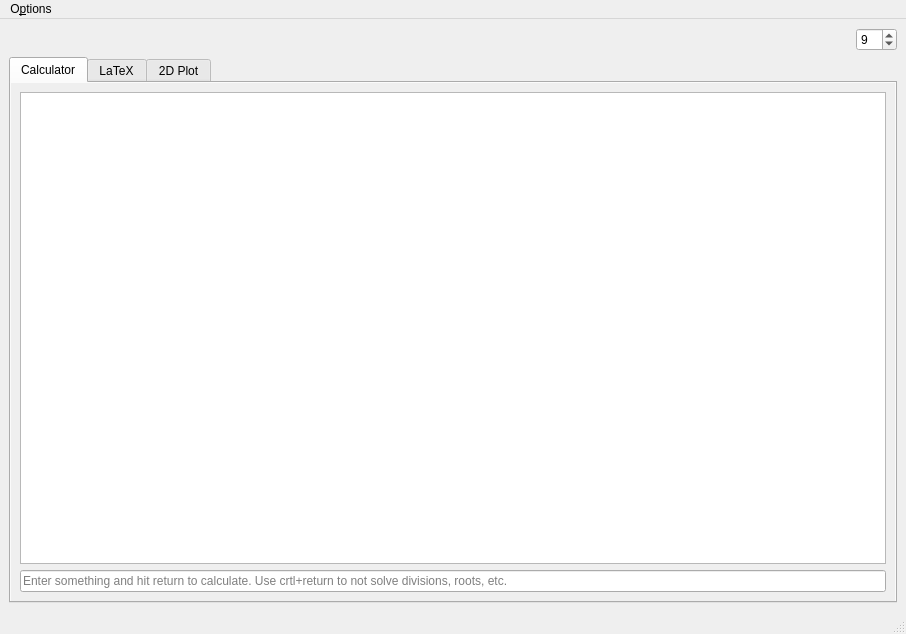
AstusRush/AMaDiA, file AMaDiAUI.ui: the form before one commit.
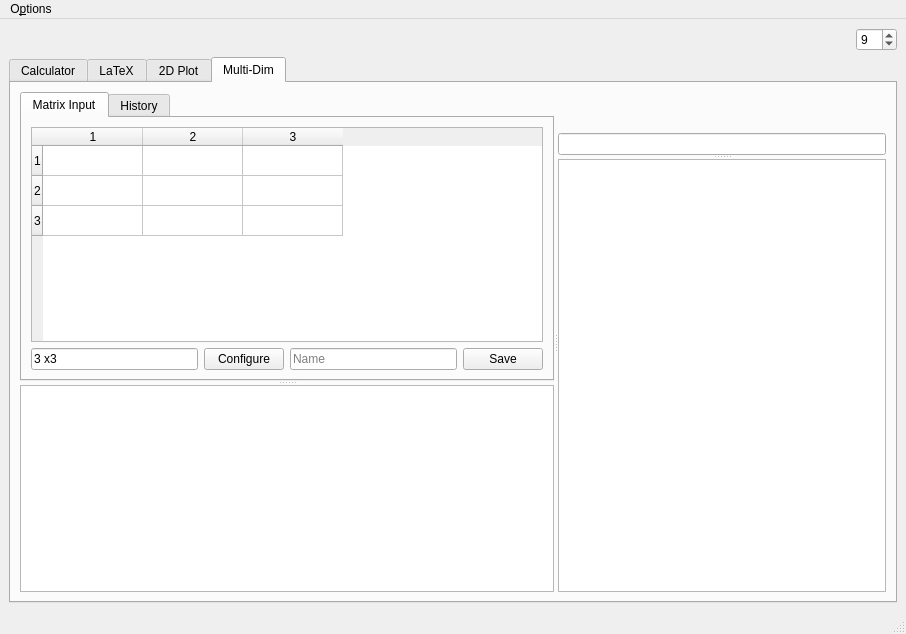
The form after the commit. The open tabs and pages were chosen to show the change. Custom widgets are drawn as their Qt base class.

```diff
--- a/AMaDiAUI.ui
+++ b/AMaDiAUI.ui
@@ -558,6 +558,143 @@
         </item>
        </layout>
       </widget>
+      <widget class="QWidget" name="Tab_4">
+       <attribute name="title">
+        <string>Multi-Dim</string>
+       </attribute>
+       <layout class="QGridLayout" name="gridLayout_7">
+        <item row="0" column="0">
+         <widget class="QSplitter" name="Tab_4_Splitter_Main">
+          <property name="orientation">
+           <enum>Qt::Horizontal</enum>
+          </property>
+          <widget class="QSplitter" name="Tab_4_Splitter_Left">
+           <property name="orientation">
+            <enum>Qt::Vertical</enum>
+           </property>
+           <widget class="QTabWidget" name="Tab_4_tabWidget">
+            <property name="currentIndex">
+             <number>0</number>
+            </property>
+            <widget class="QWidget" name="Tab_4_Tab_1">
+             <attribute name="title">
+              <string>Matrix Input</string>
+             </attribute>
+             <layout class="QGridLayout" name="gridLayout_9">
+              <item row="1" column="0">
+               <widget class="QLineEdit" name="Tab_4_1_Dimension_Input">
+                <property name="inputMask">
+                 <string>00\xD0</string>
+                </property>
+                <property name="text">
+                 <string>3x3</string>
+                </property>
+               </widget>
+              </item>
+              <item row="0" column="0" colspan="4">
+               <widget class="QTableWidget" name="Tab_4_1_Matrix_Input">
+                <property name="rowCount">
+                 <number>3</number>
+                </property>
+                <property name="columnCount">
+                 <number>3</number>
+                </property>
+                <row/>
+                <row/>
+                <row/>
+                <column/>
+                <column/>
+                <column/>
+               </widget>
+              </item>
+              <item row="1" column="3">
+               <widget class="QPushButton" name="Tab_4_1_Save_Matrix_Button">
+                <property name="text">
+                 <string>Save</string>
+                </property>
+               </widget>
+              </item>
+              <item row="1" column="1">
+               <widget class="QPushButton" name="Tab_4_1_Configure_Button">
+                <property name="text">
+                 <string>Configure</string>
+                </property>
+               </widget>
+              </item>
+              <item row="1" column="2">
+               <widget class="QLineEdit" name="Tab_4_1_Name_Input">
+                <property name="placeholderText">
+                 <string>Name</string>
+                </property>
+               </widget>
+              </item>
+             </layout>
+            </widget>
+            <widget class="QWidget" name="Tab_4_Tab_2">
+             <attribute name="title">
+              <string>History</string>
+             </attribute>
+             <layout class="QGridLayout" name="gridLayout_4">
+              <item row="1" column="3">
+               <widget class="QPushButton" name="Tab_4_2_New_Equation_Button">
+                <property name="text">
+                 <string>New Equation</string>
+                </property>
+               </widget>
+              </item>
+              <item row="0" column="0" colspan="4">
+               <widget class="QListWidget" name="Tab_4_History">
+                <property name="selectionMode">
+                 <enum>QAbstractItemView::ExtendedSelection</enum>
+                </property>
+               </widget>
+              </item>
+              <item row="1" column="2">
+               <widget class="QPushButton" name="Tab_4_2_Load_Selected_Button">
+                <property name="text">
+                 <string>Load Selected</string>
+                </property>
+               </widget>
+              </item>
+              <item row="1" column="1">
+               <widget class="QLineEdit" name="Tab_4_2_New_Equation_Name_Input">
+                <property name="toolTip">
+                 <string>Enter the equation name</string>
+                </property>
+                <property name="placeholderText">
+                 <string>Enter the equation name</string>
+                </property>
+               </widget>
+              </item>
+             </layout>
+            </widget>
+           </widget>
+           <widget class="QListWidget" name="Tab_4_Matrix_List">
+            <property name="selectionMode">
+             <enum>QAbstractItemView::ExtendedSelection</enum>
+            </property>
+           </widget>
+          </widget>
+          <widget class="QSplitter" name="Tab_4_Splitter_Right">
+           <property name="orientation">
+            <enum>Qt::Vertical</enum>
+           </property>
+           <widget class="QWidget" name="layoutWidget">
+            <layout class="QGridLayout" name="Tab_4_Display_gridLayout">
+             <item row="0" column="0">
+              <widget class="MplWidget_LaTeX" name="Tab_4_Display" native="true"/>
+             </item>
+             <item row="1" column="0">
+              <widget class="QLineEdit" name="Tab_4_FormulaInput"/>
+             </item>
+            </layout>
+           </widget>
+           <widget class="QTextEdit" name="Tab_4_DirectInput"/>
+          </widget>
+         </widget>
+        </item>
+       </layout>
+      </widget>
      </widget>
     </item>
     <item row="0" column="0">
```
Left out of the diff: 150 changed lines with no effect on the pictures.
